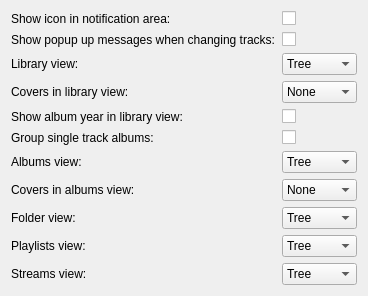
The window that gui/interfacesettings.ui (polpo/cantata-mac) describes before a commit, drawn with Qt 5.
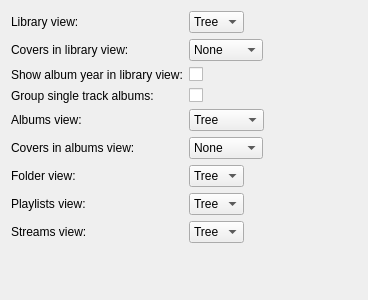
The same window after the commit.

Commit message: Change dock item icon to cover

```diff
--- a/gui/interfacesettings.ui
+++ b/gui/interfacesettings.ui
@@ -7,51 +7,17 @@
     <x>0</x>
     <y>0</y>
     <width>368</width>
-    <height>275</height>
+    <height>300</height>
    </rect>
   </property>
   <property name="windowTitle">
    <string>Form</string>
   </property>
   <layout class="QFormLayout" name="formLayout">
+   <property name="fieldGrowthPolicy">
+    <enum>QFormLayout::ExpandingFieldsGrow</enum>
+   </property>
    <item row="0" column="0">
-    <widget class="QLabel" name="label_4">
-     <property name="text">
-      <string>Show icon in notification area:</string>
-     </property>
-     <property name="buddy">
-      <cstring>systemTrayCheckBox</cstring>
-     </property>
-    </widget>
-   </item>
-   <item row="0" column="1">
-    <widget class="QCheckBox" name="systemTrayCheckBox">
-     <property name="enabled">
-      <bool>true</bool>
-     </property>
-     <property name="text">
-      <string/>
-     </property>
-    </widget>
-   </item>
-   <item row="1" column="0">
-    <widget class="QLabel" name="label_5">
-     <property name="text">
-      <string>Show popup up messages when changing tracks:</string>
-     </property>
-     <property name="buddy">
-      <cstring>systemTrayPopup</cstring>
-     </property>
-    </widget>
-   </item>
-   <item row="1" column="1">
-    <widget class="QCheckBox" name="systemTrayPopup">
-     <property name="text">
-      <string/>
-     </property>
-    </widget>
-   </item>
-   <item row="2" column="0">
     <widget class="QLabel" name="label">
      <property name="text">
       <string>Library view:</string>
@@ -61,7 +27,7 @@
      </property>
     </widget>
    </item>
-   <item row="2" column="1">
+   <item row="0" column="1">
     <widget class="QComboBox" name="libraryView">
      <item>
       <property name="text">
@@ -75,7 +41,7 @@
      </item>
     </widget>
    </item>
-   <item row="3" column="0">
+   <item row="1" column="0">
     <widget class="QLabel" name="label_5b">
      <property name="text">
       <string>Covers in library view:</string>
@@ -85,7 +51,7 @@
      </property>
     </widget>
    </item>
-   <item row="3" column="1">
+   <item row="1" column="1">
     <widget class="QComboBox" name="libraryCoverSize">
      <item>
       <property name="text">
@@ -109,7 +75,41 @@
      </item>
     </widget>
    </item>
-   <item row="6" column="0">
+   <item row="2" column="0">
+    <widget class="QLabel" name="label_6">
+     <property name="text">
+      <string>Show album year in library view:</string>
+     </property>
+     <property name="buddy">
+      <cstring>libraryYear</cstring>
+     </property>
+    </widget>
+   </item>
+   <item row="2" column="1">
+    <widget class="QCheckBox" name="libraryYear">
+     <property name="text">
+      <string/>
+     </property>
+    </widget>
+   </item>
+   <item row="3" column="0">
+    <widget class="QLabel" name="label_7">
+     <property name="text">
+      <string>Group single track albums:</string>
+     </property>
+     <property name="buddy">
+      <cstring>groupSingle</cstring>
+     </property>
+    </widget>
+   </item>
+   <item row="3" column="1">
+    <widget class="QCheckBox" name="groupSingle">
+     <property name="text">
+      <string/>
+     </property>
+    </widget>
+   </item>
+   <item row="4" column="0">
     <widget class="QLabel" name="label_3a">
      <property name="text">
       <string>Albums view:</string>
@@ -119,7 +119,7 @@
      </property>
     </widget>
    </item>
-   <item row="6" column="1">
+   <item row="4" column="1">
     <widget class="QComboBox" name="albumsView">
      <item>
       <property name="text">
@@ -138,7 +138,7 @@
      </item>
     </widget>
    </item>
-   <item row="7" column="0">
+   <item row="5" column="0">
     <widget class="QLabel" name="label_5c">
      <property name="text">
       <string>Covers in albums view:</string>
@@ -148,7 +148,7 @@
      </property>
     </widget>
    </item>
-   <item row="7" column="1">
+   <item row="5" column="1">
     <widget class="QComboBox" name="albumsCoverSize">
      <item>
       <property name="text">
@@ -172,7 +172,7 @@
      </item>
     </widget>
    </item>
-   <item row="8" column="0">
+   <item row="6" column="0">
     <widget class="QLabel" name="label_2">
      <property name="text">
       <string>Folder view:</string>
@@ -182,7 +182,7 @@
      </property>
     </widget>
    </item>
-   <item row="8" column="1">
+   <item row="6" column="1">
     <widget class="QComboBox" name="folderView">
      <item>
       <property name="text">
@@ -196,7 +196,7 @@
      </item>
     </widget>
    </item>
-   <item row="9" column="0">
+   <item row="7" column="0">
     <widget class="QLabel" name="label_3">
      <property name="text">
       <string>Playlists view:</string>
@@ -206,7 +206,7 @@
      </property>
     </widget>
    </item>
-   <item row="9" column="1">
+   <item row="7" column="1">
     <widget class="QComboBox" name="playlistsView">
      <item>
       <property name="text">
@@ -220,7 +220,7 @@
      </item>
     </widget>
    </item>
-   <item row="10" column="0">
+   <item row="8" column="0">
     <widget class="QLabel" name="label_x">
      <property name="text">
       <string>Streams view:</string>
@@ -230,7 +230,7 @@
      </property>
     </widget>
    </item>
-   <item row="10" column="1">
+   <item row="8" column="1">
     <widget class="QComboBox" name="streamsView">
      <item>
       <property name="text">
@@ -244,40 +244,6 @@
      </item>
     </widget>
    </item>
-   <item row="4" column="0">
-    <widget class="QLabel" name="label_6">
-     <property name="text">
-      <string>Show album year in library view:</string>
-     </property>
-     <property name="buddy">
-      <cstring>libraryYear</cstring>
-     </property>
-    </widget>
-   </item>
-   <item row="4" column="1">
-    <widget class="QCheckBox" name="libraryYear">
-     <property name="text">
-      <string/>
-     </property>
-    </widget>
-   </item>
-   <item row="5" column="0">
-    <widget class="QLabel" name="label_7">
-     <property name="text">
-      <string>Group single track albums:</string>
-     </property>
-     <property name="buddy">
-      <cstring>groupSingle</cstring>
-     </property>
-    </widget>
-   </item>
-   <item row="5" column="1">
-    <widget class="QCheckBox" name="groupSingle">
-     <property name="text">
-      <string/>
-     </property>
-    </widget>
-   </item>
   </layout>
  </widget>
  <tabstops>
```
Left out of the diff: 2 changed lines with no effect on the pictures. The commit also changes 24 other files.
